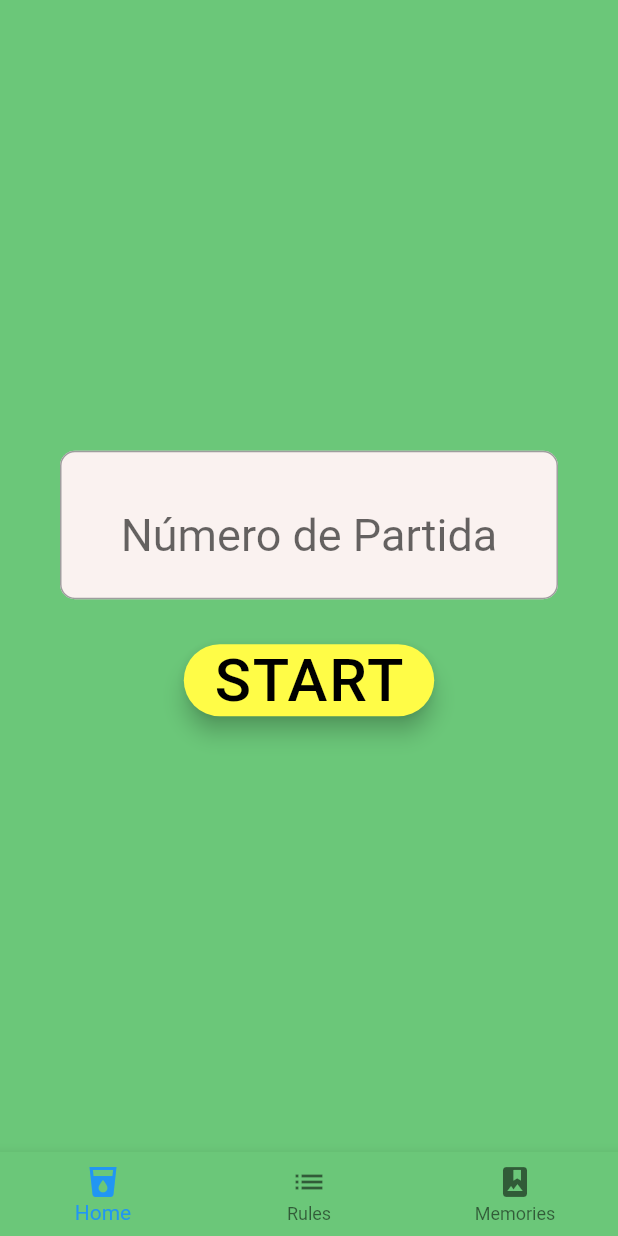
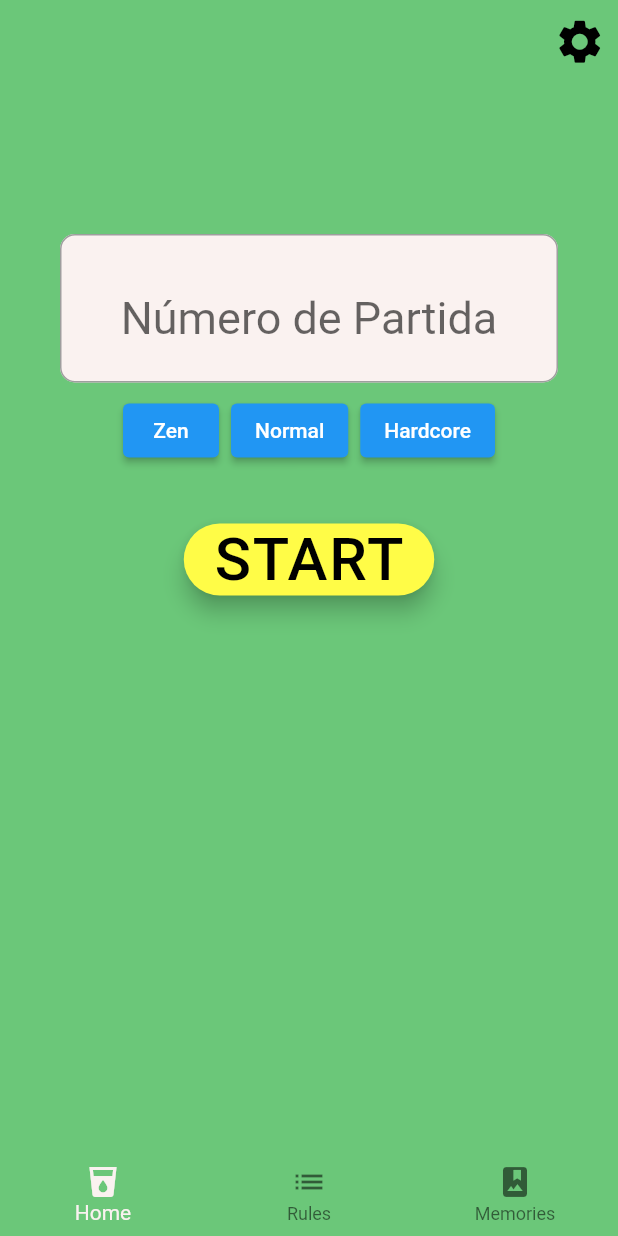
Before and after one commit to claudioLamelas/projects, a Flutter app: the screen it shows after launch, on a phone screen of 412 x 824 dp. Run offline on Flutter 3.47's test engine with Material 2 defaults, Android fonts, the phone set to English and light mode, and no system bars.

Commit message:
Logica de cronometro feita. Começo de GameModes.

```diff
--- /dev/null
+++ b/flutter/bubadeira/lib/Common/GameModes.dart
@@ -0,0 +1,35 @@
+class GameModes {
+  List<GameMode> _gameModes = [];
+
+  GameModes() {
+    _gameModes = [
+      new GameMode(
+          name: 'Zen',
+          description:
+              'Game mode where there are no consequences until the very last one.',
+          ruleCheckerState: 0),
+      new GameMode(
+          name: 'Normal',
+          description:
+              'Game mode where can only be one consequence per number.',
+          ruleCheckerState: 1),
+      new GameMode(
+          name: 'Hardcore',
+          description: 'No limit to the number of consequences.',
+          ruleCheckerState: 2)
+    ];
+  }
+
+  List<GameMode> get gameModes => _gameModes;
+}
+
+class GameMode {
+  String name;
+  String description;
+  int ruleCheckerState;
+
+  GameMode(
+      {required this.name,
+      required this.description,
+      required this.ruleCheckerState});
+}
--- a/flutter/bubadeira/lib/Utils/RuleChecker.dart
+++ b/flutter/bubadeira/lib/Utils/RuleChecker.dart
@@ -1,3 +1,5 @@
+import 'dart:convert';
+
 import 'package:bubadeira/Common/RulesMap.dart';
 import 'package:flutter/material.dart';
 
@@ -13,7 +15,7 @@ class RuleChecker {
         if (r.variable) {
           r.setNShots(number);
         }
-        r.card.nShots = r.nShots;
+        r.card.nShots = r.nShots!;
         cardsList.add(r.card);
       }
     }
--- a/flutter/bubadeira/lib/main.dart
+++ b/flutter/bubadeira/lib/main.dart
@@ -1,7 +1,10 @@
 import 'package:bubadeira/Common/Constant.dart';
+import 'package:bubadeira/Common/GameModes.dart';
 import 'package:flutter/material.dart';
 import 'package:flutter/services.dart';
 
+import 'Common/GameModes.dart';
+import 'CronometerPage.dart';
 import 'GamePage.dart';
 
 void main() {
@@ -16,8 +19,9 @@ class MyApp extends StatelessWidget {
       title: 'Flutter Demo',
       initialRoute: '/',
       routes: {
-        '/': (context) => MyHomePage(),
+        '/': (context) => MyHomePage(title: ''),
         '/game': (context) => GamePage(),
+        '/cronometer': (context) => CronometerPage(),
       },
       theme: ThemeData(
         // primarySwatch: Colors.deepOrange,
@@ -30,7 +34,7 @@ class MyApp extends StatelessWidget {
 }
 
 class MyHomePage extends StatefulWidget {
-  MyHomePage({Key key, this.title}) : super(key: key);
+  MyHomePage({Key? key, required this.title}) : super(key: key);
 
   // This widget is the home page of your application. It is stateful, meaning
   // that it has a State object (defined below) that contains fields that affect
@@ -49,26 +53,31 @@ class MyHomePage extends StatefulWidget {
 
 class _MyHomePageState extends State<MyHomePage> {
   TextEditingController maxNumberController = new TextEditingController();
+  List<GameMode> gameModes = new GameModes().gameModes;
 
   @override
   Widget build(BuildContext context) {
     return Scaffold(
+      appBar: AppBar(
+        elevation: 0,
+        backgroundColor: Constant.mainBackgroundColor,
+        actions: [
+          IconButton(
+            icon: Icon(Icons.settings),
+            iconSize: 35,
+            onPressed: () {},
+          )
+        ],
+      ),
       backgroundColor: Constant.mainBackgroundColor,
       body: Column(
-        mainAxisAlignment: MainAxisAlignment.spaceAround,
-        children: <Widget>[
-          Center(
-            child: Column(
-              mainAxisAlignment: MainAxisAlignment.center,
-              children: <Widget>[
+        children: [
           Padding(
-                  padding: const EdgeInsets.only(left: 40, right: 40, top: 10),
+            padding: const EdgeInsets.only(left: 40, right: 40, top: 100),
             child: TextField(
               controller: maxNumberController,
               keyboardType: TextInputType.number,
-                    inputFormatters: [
-                      WhitelistingTextInputFormatter.digitsOnly
-                    ],
+              inputFormatters: [FilteringTextInputFormatter.digitsOnly],
               style: TextStyle(fontSize: 50.0),
               textAlign: TextAlign.center,
               showCursor: false,
@@ -87,12 +96,21 @@ class _MyHomePageState extends State<MyHomePage> {
                   borderRadius: BorderRadius.all(Radius.circular(10.0)),
                 ),
                 enabledBorder: OutlineInputBorder(
-                        borderSide:
-                            BorderSide(color: Constant.inputBorderColor),
+                  borderSide: BorderSide(color: Constant.inputBorderColor),
                   borderRadius: BorderRadius.all(Radius.circular(10.0)),
                 ),
               ),
             ),
+          ),
+          ButtonBar(
+            alignment: MainAxisAlignment.center,
+            children: [
+              for (var gameMode in this.gameModes)
+                ElevatedButton(
+                  child: Text(gameMode.name),
+                  onPressed: () {},
+                )
+            ],
           ),
           Container(
             margin: EdgeInsets.only(top: 30),
@@ -104,7 +122,9 @@ class _MyHomePageState extends State<MyHomePage> {
               ),
               onPressed: () {
                 setState(() {
-                        if (maxNumberController.text.isNotEmpty) {
+                  if (maxNumberController.text.isNotEmpty &&
+                      int.parse(maxNumberController.text) > 1) {
+                    FocusScope.of(context).unfocus(); //hides keyboard
                     Navigator.pushNamed(context, '/game',
                         arguments: {'numero': maxNumberController.text});
                   }
@@ -114,25 +134,24 @@ class _MyHomePageState extends State<MyHomePage> {
           ),
         ],
       ),
-          ),
-        ],
-      ),
       bottomNavigationBar: BottomNavigationBar(
+        elevation: 0,
+        fixedColor: Constant.footer_icon_Color,
         backgroundColor: Constant.footerColor,
         items: [
           BottomNavigationBarItem(
-            title: Text('Home'),
+            label: 'Home',
             icon: Icon(Icons.home),
             activeIcon: Icon(
               Icons.local_drink,
             ),
           ),
           BottomNavigationBarItem(
-            title: Text('Rules'),
+            label: 'Rules',
             icon: Icon(Icons.list),
           ),
           BottomNavigationBarItem(
-            title: Text('Memories'),
+            label: 'Memories',
             icon: Icon(Icons.photo_album),
           ),
         ],
@@ -140,7 +159,7 @@ class _MyHomePageState extends State<MyHomePage> {
     );
   }
 
-  String _validateInput(String number) {
+  String? _validateInput(String number) {
     if (number.length <= 0 || number == null) {
       return 'Insere um número';
     } else {
--- a/flutter/bubadeira/pubspec.yaml
+++ b/flutter/bubadeira/pubspec.yaml
@@ -18,7 +18,7 @@ publish_to: 'none' # Remove this line if you wish to publish to pub.dev
 version: 1.0.0+1
 
 environment:
-  sdk: ">=2.7.0 <3.0.0"
+  sdk: ">=2.12.0 <3.0.0"
 
 dependencies:
   flutter:
```
Also changed, not shown: flutter/bubadeira/lib/Common/RulesMap.dart (+12 -3 lines), flutter/bubadeira/lib/CronometerPage.dart (added, +142 -0 lines), flutter/bubadeira/lib/GamePage.dart (+72 -27 lines), flutter/bubadeira/lib/Utils/Rule.dart (+25 -9 lines), flutter/bubadeira/lib/Widgets/DrinkCard.dart (+15 -2 lines), flutter/bubadeira/pubspec.lock. Lines whose indentation alone changed are shown as unchanged.
